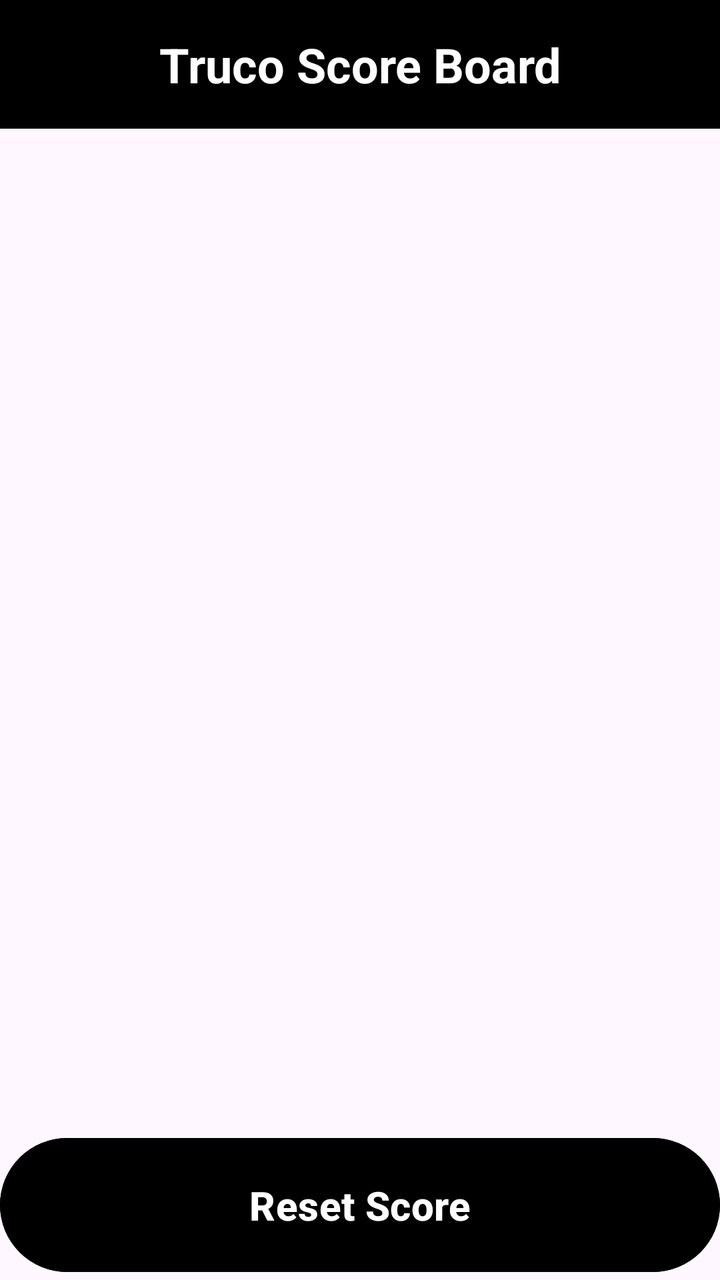
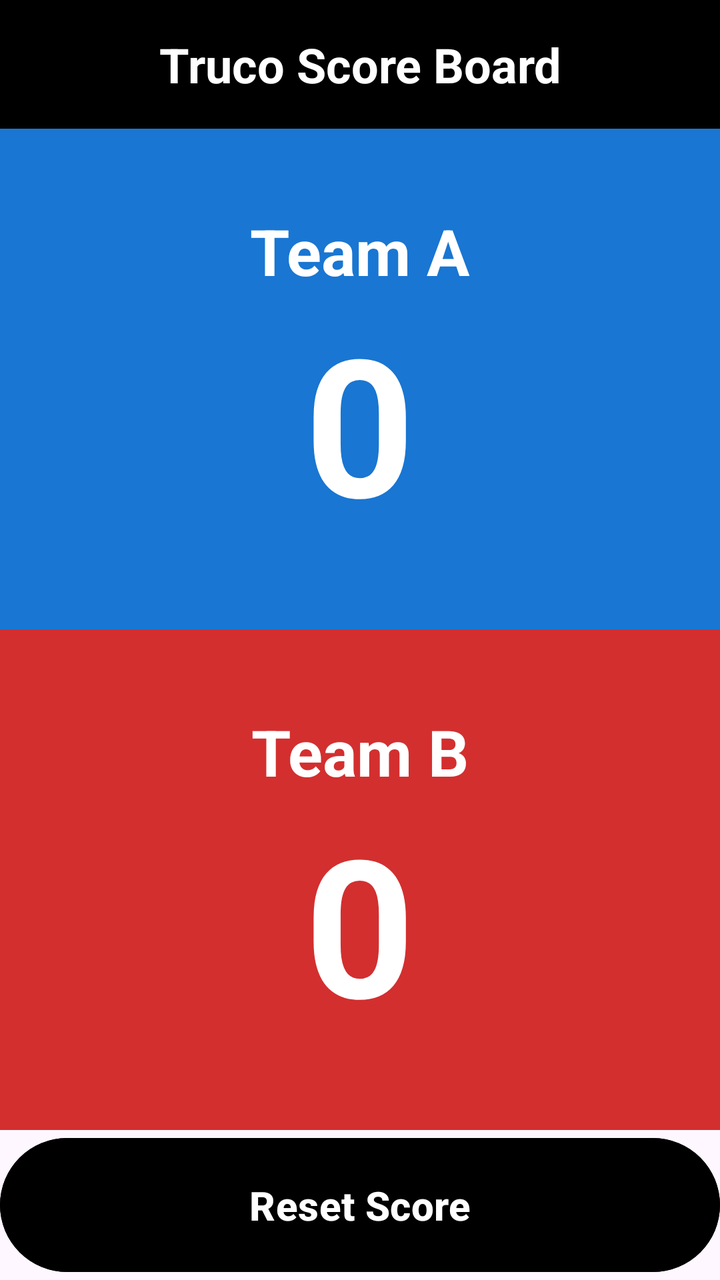

Before-and-after screenshots of an Android layout around one commit, followed by the original layout XML and the change that was made.
<!-- AndroidManifest.xml: application theme Theme.TrucoScoreBoard -->
<!-- res/layout/activity_main.xml -->
<?xml version="1.0" encoding="utf-8"?>
<androidx.constraintlayout.widget.ConstraintLayout xmlns:android="http://schemas.android.com/apk/res/android"
    xmlns:app="http://schemas.android.com/apk/res-auto"
    xmlns:tools="http://schemas.android.com/tools"
    android:id="@+id/main"
    android:layout_width="match_parent"
    android:layout_height="match_parent"
    tools:context=".MainActivity">

    <TextView
        android:id="@+id/title_tv"
        android:layout_width="0dp"
        android:layout_height="wrap_content"
        android:background="@color/black"
        android:textColor="@color/white"
        android:text="@string/truco_score_board"
        android:gravity="center"
        android:padding="16dp"
        android:textSize="24sp"
        android:textStyle="bold"
        app:layout_constraintEnd_toEndOf="parent"
        app:layout_constraintStart_toStartOf="parent"
        app:layout_constraintTop_toTopOf="parent" />
    
    <Button
        android:id="@+id/reset_bt"
        android:layout_width="0dp"
        android:layout_height="wrap_content"
        android:paddingVertical="20dp"
        android:backgroundTint="@color/black"
        android:text="@string/reset_score"
        android:textColor="@color/white"
        android:textSize="20sp"
        android:textStyle="bold"
        app:layout_constraintBottom_toBottomOf="parent"
        app:layout_constraintEnd_toEndOf="parent"
        app:layout_constraintStart_toStartOf="parent"/>

</androidx.constraintlayout.widget.ConstraintLayout>
<!-- resources referenced by this layout -->
<resources>
  <color name="black">#FF000000</color>
  <color name="white">#FFFFFFFF</color>
  <string name="reset_score">Reset Score</string>
  <string name="truco_score_board">Truco Score Board</string>
  <style name="Theme.TrucoScoreBoard" parent="Base.Theme.TrucoScoreBoard" />
  <style name="Base.Theme.TrucoScoreBoard" parent="Theme.Material3.DayNight.NoActionBar">
          
          
      </style>
</resources>

<!-- the commit's change to res/layout/activity_main.xml (unified diff, before → after) -->
@@ -21,7 +21,69 @@
         app:layout_constraintEnd_toEndOf="parent"
         app:layout_constraintStart_toStartOf="parent"
         app:layout_constraintTop_toTopOf="parent" />
-    
+
+    <LinearLayout
+        android:id="@+id/team_a_area"
+        android:layout_width="0dp"
+        android:layout_height="0dp"
+        android:background="#1976D2"
+        android:gravity="center"
+        android:orientation="vertical"
+        app:layout_constraintBottom_toTopOf="@+id/team_b_area"
+        app:layout_constraintEnd_toEndOf="parent"
+        app:layout_constraintStart_toStartOf="parent"
+        app:layout_constraintTop_toBottomOf="@id/title_tv">
+
+        <TextView
+            android:id="@+id/team_a_label_tv"
+            android:layout_width="wrap_content"
+            android:layout_height="wrap_content"
+            android:text="@string/team_a"
+            android:textColor="#FFFFFF"
+            android:textSize="32sp"
+            android:textStyle="bold" />
+
+        <TextView
+            android:id="@+id/team_a_score_tv"
+            android:layout_width="wrap_content"
+            android:layout_height="wrap_content"
+            android:text="0"
+            android:textColor="#FFFFFF"
+            android:textSize="96sp"
+            android:textStyle="bold" />
+    </LinearLayout>
+
+    <LinearLayout
+        android:id="@+id/team_b_area"
+        android:layout_width="0dp"
+        android:layout_height="0dp"
+        android:background="#D32F2F"
+        android:gravity="center"
+        android:orientation="vertical"
+        app:layout_constraintBottom_toTopOf="@+id/reset_bt"
+        app:layout_constraintEnd_toEndOf="parent"
+        app:layout_constraintStart_toStartOf="parent"
+        app:layout_constraintTop_toBottomOf="@+id/team_a_area">
+
+        <TextView
+            android:id="@+id/team_b_label_tv"
+            android:layout_width="wrap_content"
+            android:layout_height="wrap_content"
+            android:text="@string/team_b"
+            android:textColor="#FFFFFF"
+            android:textSize="32sp"
+            android:textStyle="bold" />
+
+        <TextView
+            android:id="@+id/team_b_score_tv"
+            android:layout_width="wrap_content"
+            android:layout_height="wrap_content"
+            android:text="0"
+            android:textColor="#FFFFFF"
+            android:textSize="96sp"
+            android:textStyle="bold" />
+    </LinearLayout>
+
     <Button
         android:id="@+id/reset_bt"
         android:layout_width="0dp"
<!-- resource entries referenced after the edit -->
@@ -3,6 +3,8 @@
   <color name="black">#FF000000</color>
   <color name="white">#FFFFFFFF</color>
   <string name="reset_score">Reset Score</string>
+  <string name="team_a">Team A</string>
+  <string name="team_b">Team B</string>
   <string name="truco_score_board">Truco Score Board</string>
   <style name="Theme.TrucoScoreBoard" parent="Base.Theme.TrucoScoreBoard" />
   <style name="Base.Theme.TrucoScoreBoard" parent="Theme.Material3.DayNight.NoActionBar">
